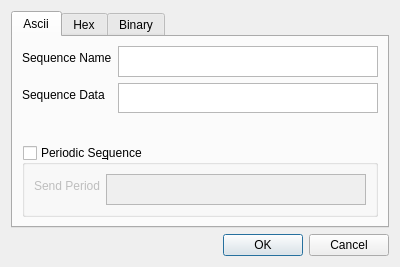
The window that addsequence.ui (rcetin/pipo) describes before a commit, drawn with Qt 5.
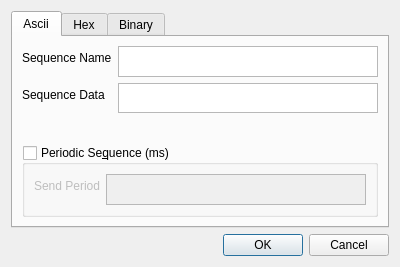
The same window after the commit.

```diff
--- a/addsequence.ui
+++ b/addsequence.ui
@@ -115,7 +115,7 @@
        <item row="3" column="0" colspan="2">
         <widget class="QGroupBox" name="groupBox">
          <property name="title">
-          <string>Periodic Se&amp;quence</string>
+          <string>Periodic Se&amp;quence (ms)</string>
          </property>
          <property name="checkable">
           <bool>true</bool>
```
